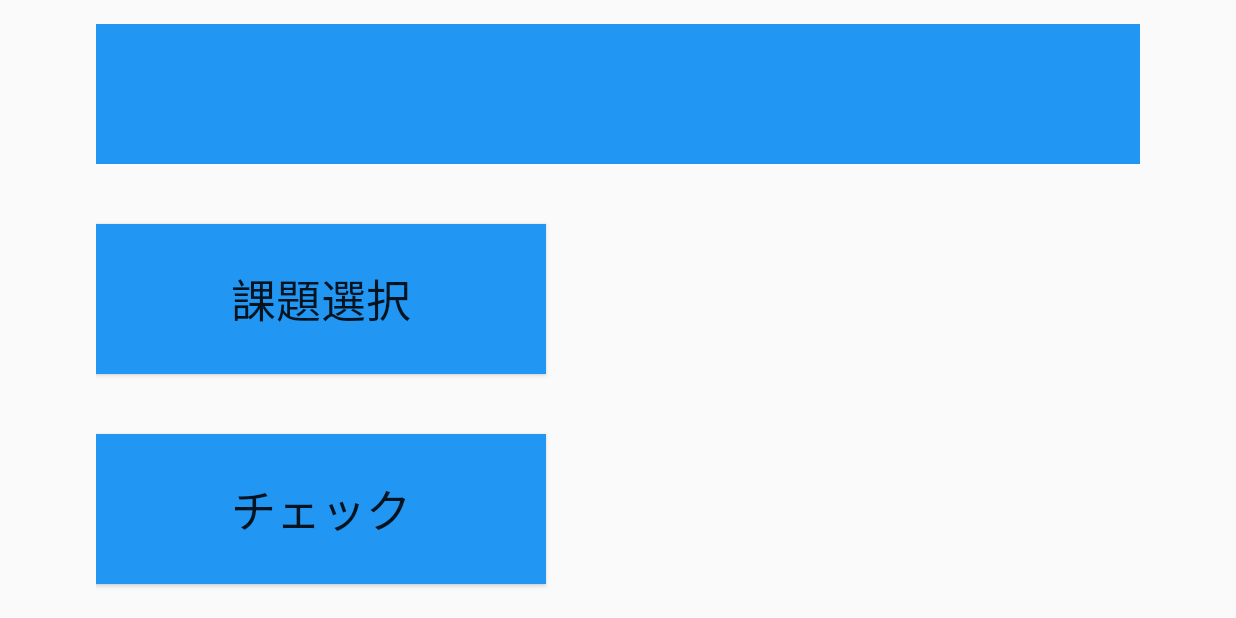
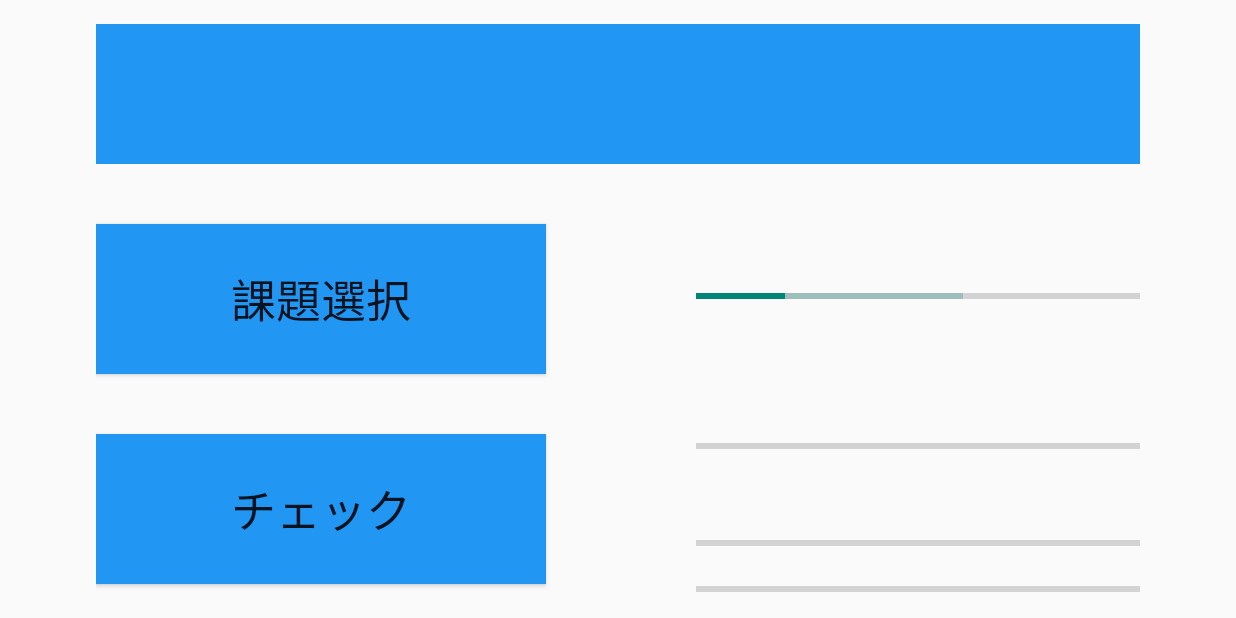
Before and after one commit to ShintakuNobuhiro/gungun, an Android app: the LevelActivity screen opened directly, with no data from a screen before it, on a phone screen of 824 x 412 dp (held sideways). Run offline under Robolectric (Android 15) with nearby library versions, the phone set to English and light mode, and no system bars; 2 statements that could not run were skipped.

Commit message:
Create Progress Bar/Show Test Progress Bar

```diff
--- a/app/src/main/java/com/example/shintaku/test/LevelActivity.java
+++ b/app/src/main/java/com/example/shintaku/test/LevelActivity.java
@@ -8,6 +8,7 @@ import android.view.Menu;
 import android.view.MenuItem;
 import android.view.View;
 import android.widget.Button;
+import android.widget.ProgressBar;
 import android.widget.TextView;
 
 import org.json.JSONException;
@@ -33,6 +34,10 @@ public class LevelActivity extends AppCompatActivity {
                     final TextView nameTxt = (TextView) findViewById(R.id.name);
                     nameTxt.setText(name[0]);
                     Log.d("name", name[0]);
+                    ProgressBar progressBar1 = (ProgressBar)findViewById(R.id.ProgressBarHorizontal);
+                    progressBar1.setMax(100); // 水平プログレスバーの最大値を設定
+                    progressBar1.setProgress(20); // 水平プログレスバーの値を設定
+                    progressBar1.setSecondaryProgress(60); // 水平プログレスバーのセカンダリ値を設定
                 } catch (JSONException e) {
                     Log.e("error",e.toString());
                     e.printStackTrace();
--- a/app/src/main/res/layout/activity_level.xml
+++ b/app/src/main/res/layout/activity_level.xml
@@ -38,7 +38,9 @@
         android:layout_alignParentLeft="true"
         android:layout_alignParentStart="true"
         android:width="300dp"
-        android:height="100dp" />
+        android:height="100dp"
+        android:layout_alignRight="@+id/button8"
+        android:layout_alignEnd="@+id/button8" />
 
     <Button
         android:layout_width="wrap_content"
@@ -70,4 +72,50 @@
         android:layout_alignParentLeft="true"
         android:layout_alignParentStart="true" />
 
+        <ProgressBar android:id="@+id/ProgressBarHorizontal"
+            android:layout_width="fill_parent"
+            android:layout_height="wrap_content"
+            style="?android:attr/progressBarStyleHorizontal"
+            android:indeterminate="false"
+            android:layout_marginTop="40dp"
+            android:layout_alignTop="@+id/button4"
+            android:layout_toRightOf="@+id/button4"
+            android:layout_toEndOf="@+id/button4"
+            android:layout_marginLeft="100dp"
+            android:layout_marginStart="50dp">
+        </ProgressBar>
+
+    <ProgressBar
+        style="?android:attr/progressBarStyleHorizontal"
+        android:id="@+id/progressBar"
+        android:layout_width="fill_parent"
+        android:layout_height="wrap_content"
+        android:indeterminate="false"
+        android:layout_alignTop="@+id/button8"
+        android:layout_alignParentRight="true"
+        android:layout_alignParentEnd="true"
+        android:layout_alignLeft="@+id/ProgressBarHorizontal"
+        android:layout_alignStart="@+id/ProgressBarHorizontal" />
+
+    <ProgressBar
+        style="?android:attr/progressBarStyleHorizontal"
+        android:id="@+id/progressBar2"
+        android:layout_width="fill_parent"
+        android:layout_height="wrap_content"
+        android:indeterminate="false"
+        android:layout_below="@+id/button8"
+        android:layout_alignLeft="@+id/progressBar"
+        android:layout_alignStart="@+id/progressBar" />
+
+    <ProgressBar
+        style="?android:attr/progressBarStyleHorizontal"
+        android:id="@+id/progressBar3"
+        android:layout_width="fill_parent"
+        android:layout_height="wrap_content"
+        android:indeterminate="false"
+        android:layout_alignParentBottom="true"
+        android:layout_alignLeft="@+id/progressBar2"
+        android:layout_alignStart="@+id/progressBar2"
+        android:layout_marginBottom="26dp" />
+
 </RelativeLayout>
```
